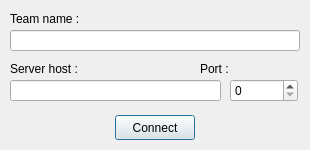
Qt form src/visual_client/authenticationdialog.ui (gmardon/PSU_2016_zappy) before a commit.
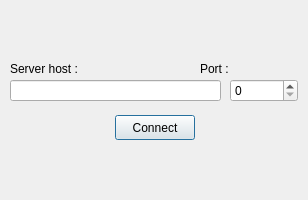
The same form after that commit.

The edit to the form file:
```diff
--- a/src/visual_client/authenticationdialog.ui
+++ b/src/visual_client/authenticationdialog.ui
@@ -18,29 +18,6 @@
     <string>Connect</string>
    </property>
   </widget>
-  <widget class="QLabel" name="teamname_label">
-   <property name="geometry">
-    <rect>
-     <x>10</x>
-     <y>10</y>
-     <width>81</width>
-     <height>17</height>
-    </rect>
-   </property>
-   <property name="text">
-    <string>Team name :</string>
-   </property>
-  </widget>
-  <widget class="QLineEdit" name="teamname">
-   <property name="geometry">
-    <rect>
-     <x>10</x>
-     <y>30</y>
-     <width>290</width>
-     <height>21</height>
-    </rect>
-   </property>
-  </widget>
   <widget class="QLineEdit" name="server_host">
    <property name="geometry">
     <rect>
```
